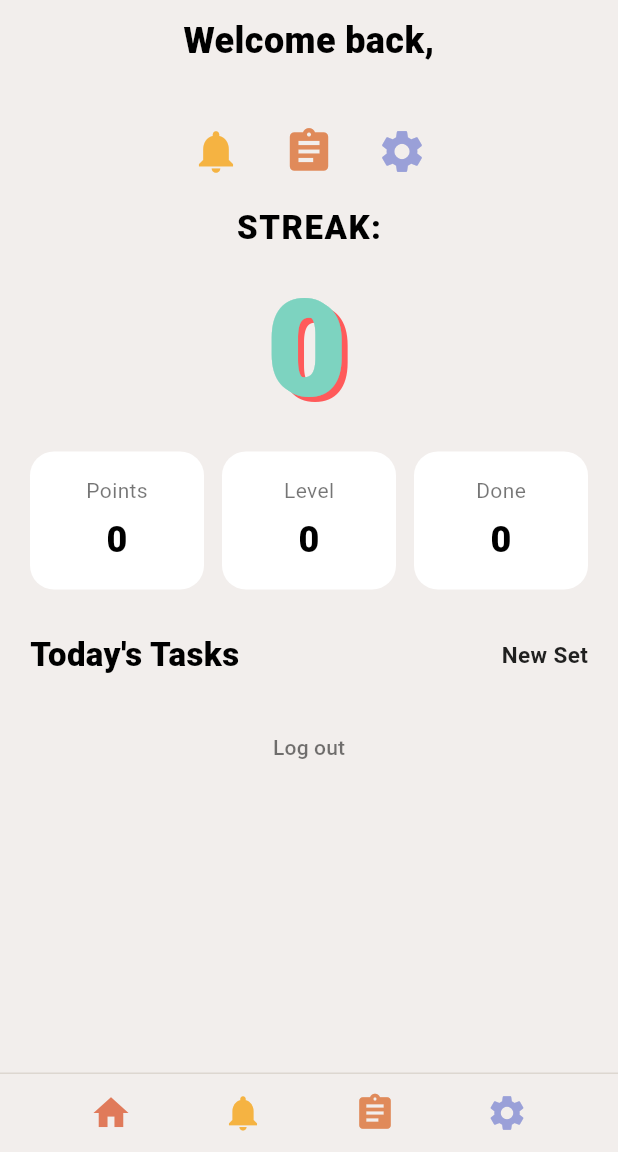
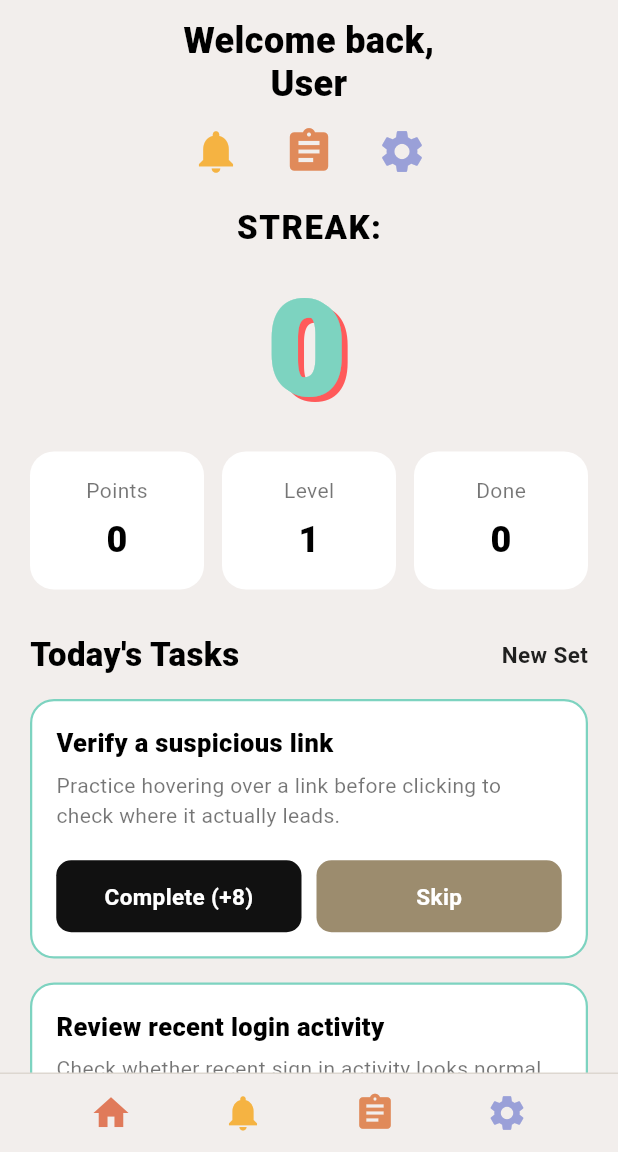
Before and after one commit to jamesv491/SecuRoutine, a Flutter app: the DashboardScreen screen opened directly, on a phone screen of 412 x 824 dp, the part 84-1236 px from its top. Run offline on Flutter 3.47's test engine with Material 3 defaults, Android fonts, the phone set to English and light mode, and no system bars; our stand-ins replace cloud_firestore, firebase_auth, firebase_core; accounts and stored records are empty.

Commit message:
Wire streak check and task generation into dashboard
- _loadProfile now calls checkAndUpdateStreak before loading data
- Generates a new task set automatically when today_tasks is empty
- New Set button now calls generateNewTaskSet instead of being a stub
- Removed unused _defaultTasks fallback list

```diff
--- a/frontend/flutter_app/lib/screens/dashboard_screen.dart
+++ b/frontend/flutter_app/lib/screens/dashboard_screen.dart
@@ -20,46 +20,29 @@
   static const Color skipBtn = Color(0xFF9C8C6E);
   static const Color glitchRed = Color(0xFFFF5A5A);
 
-  // Fallback tasks used only to seed Firestore the first time a user
-  // has no tasks yet. Replace this with real preference-based generation
-  // once that logic is implemented.
-  static const List<Map<String, dynamic>> _defaultTasks = [
-    {
-      'id': 't1',
-      'name': 'Review recent login activity',
-      'description': 'Check whether recent sign in activity looks normal.',
-      'points': 13,
-    },
-    {
-      'id': 't2',
-      'name': 'Review privacy settings',
-      'description': 'Check privacy permissions on your main account.',
-      'points': 10,
-    },
-    {
-      'id': 't3',
-      'name': 'Change an old password',
-      'description': 'Update one password that has not been changed recently.',
-      'points': 10,
-    },
-  ];
-
   @override
   void initState() {
     super.initState();
     _loadProfile();
   }
 
-  // Loads the profile from Firestore. Seeds demo tasks first if none exist,
-  // so the Complete/Skip buttons always have real data to act on.
+  // Loads the profile from Firestore. Checks/resets streak first, then
+  // generates a task set from the pool if today_tasks is empty, so the
+  // Complete/Skip buttons always have real data to act on.
   Future<void> _loadProfile() async {
     setState(() => _loading = true);
 
-    await _authService.seedTasksIfEmpty(_defaultTasks);
+    await _authService.checkAndUpdateStreak();
 
     final data = await _authService.getProfile();
+    final List existingTasks = data?['today_tasks'] ?? [];
+    if (existingTasks.isEmpty) {
+      await _authService.generateNewTaskSet();
+    }
+
+    final refreshed = await _authService.getProfile();
     setState(() {
-      _profile = data;
+      _profile = refreshed;
       _loading = false;
     });
   }
@@ -74,6 +57,12 @@
   // Marks a task as skipped and refreshes the dashboard state
   Future<void> _skipTask(Map<String, dynamic> task) async {
     await _authService.skipTask(task['id'] as String);
+    await _loadProfile();
+  }
+
+  // Requests a brand new task set from the pool, replacing today_tasks
+  Future<void> _newSet() async {
+    await _authService.generateNewTaskSet();
     await _loadProfile();
   }
 
@@ -252,8 +241,8 @@
   Widget _tasksHeader() {
     return Row(
       mainAxisAlignment: MainAxisAlignment.spaceBetween,
-      children: const [
-        Text(
+      children: [
+        const Text(
           "Today's Tasks",
           style: TextStyle(
             fontSize: 22,
@@ -261,13 +250,16 @@
             color: Colors.black,
           ),
         ),
-        // "New Set" button will be wired to generateNewTaskSet() in a later step
-        Text(
-          'New Set',
-          style: TextStyle(
-            fontSize: 15,
-            fontWeight: FontWeight.w700,
-            color: Colors.black87,
+        // Wired to generateNewTaskSet() via _newSet
+        GestureDetector(
+          onTap: _newSet,
+          child: const Text(
+            'New Set',
+            style: TextStyle(
+              fontSize: 15,
+              fontWeight: FontWeight.w700,
+              color: Colors.black87,
+            ),
           ),
         ),
       ],
```
